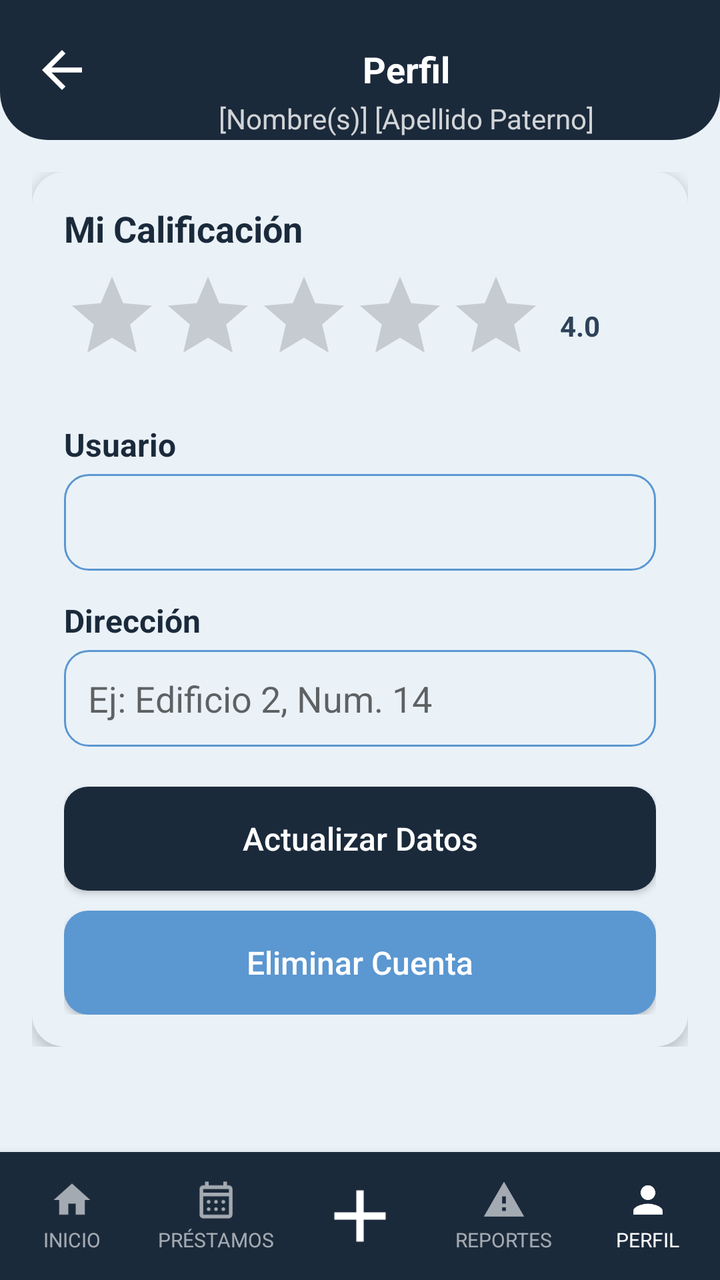
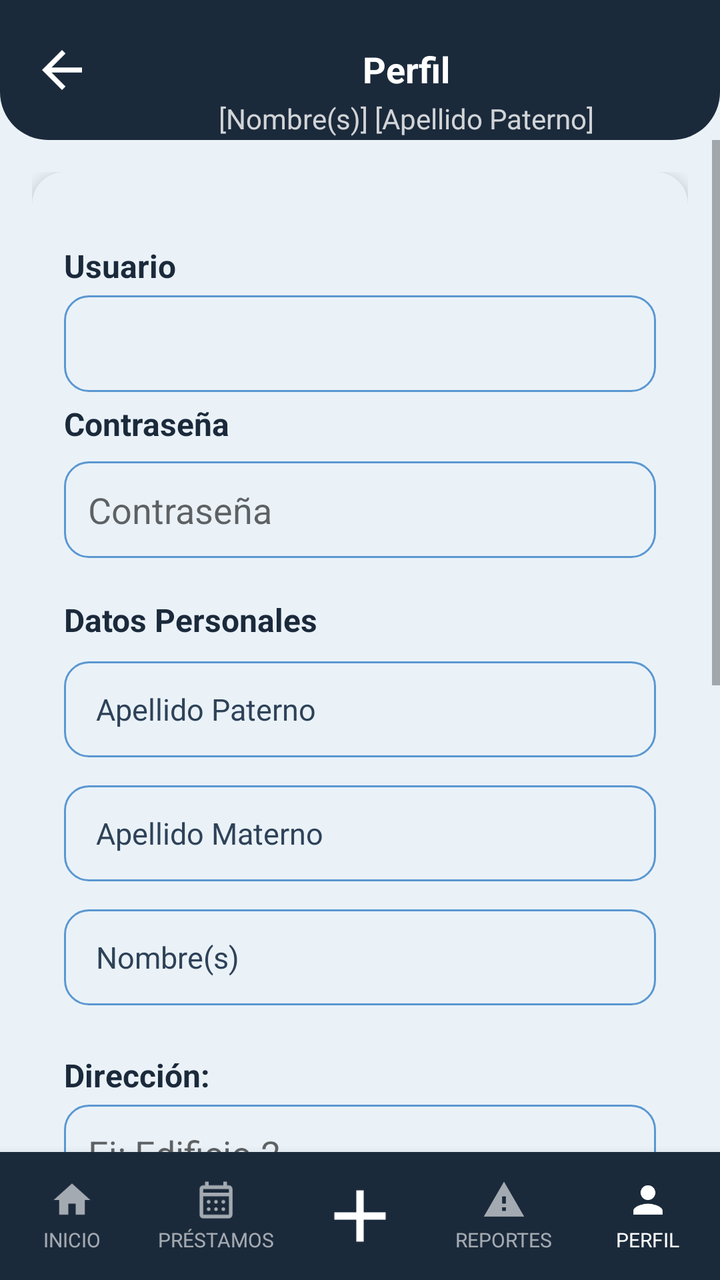

Before-and-after screenshots of an Android layout around one commit, followed by the original layout XML and the change that was made.
<!-- AndroidManifest.xml: application theme Theme.YipShare -->
<!-- res/layout/activity_perfil.xml -->
<?xml version="1.0" encoding="utf-8"?>
<androidx.constraintlayout.widget.ConstraintLayout
    xmlns:android="http://schemas.android.com/apk/res/android"
    xmlns:app="http://schemas.android.com/apk/res-auto"
    xmlns:tools="http://schemas.android.com/tools"
    android:id="@+id/main"
    android:layout_width="match_parent"
    android:layout_height="match_parent"
    android:background="@color/fondo_pantalla">

    <View
        android:id="@+id/bg_header"
        android:layout_width="0dp"
        android:layout_height="0dp"
        android:background="@drawable/bg_header"
        app:layout_constraintTop_toTopOf="parent"
        app:layout_constraintStart_toStartOf="parent"
        app:layout_constraintEnd_toEndOf="parent"
        app:layout_constraintBottom_toBottomOf="@id/guideline_header" />

    <androidx.constraintlayout.widget.Guideline
        android:id="@+id/guideline_header"
        android:layout_width="wrap_content"
        android:layout_height="wrap_content"
        android:orientation="horizontal"
        app:layout_constraintGuide_begin="70dp" />

    <ImageView
        android:id="@+id/btn_regresar"
        android:layout_width="30dp"
        android:layout_height="30dp"
        android:src="@drawable/ic_arrow_back"
        app:tint="@android:color/white"
        android:contentDescription="Regresar"
        android:clickable="true"
        android:focusable="true"
        android:background="?attr/selectableItemBackgroundBorderless"
        android:layout_marginStart="16dp"
        app:layout_constraintTop_toTopOf="@id/bg_header"
        app:layout_constraintBottom_toBottomOf="@id/bg_header"
        app:layout_constraintStart_toStartOf="parent" />

    <TextView
        android:id="@+id/tv_titulo_pantalla"
        android:layout_width="0dp"
        android:layout_height="wrap_content"
        android:text="Perfil"
        android:textAlignment="center"
        android:textColor="@android:color/white"
        android:textStyle="bold"
        android:textSize="18sp"
        android:gravity="center"
        app:layout_constraintTop_toTopOf="@id/bg_header"
        app:layout_constraintBottom_toBottomOf="@id/tv_subtitulo_usuario"
        app:layout_constraintVertical_chainStyle="packed"
        app:layout_constraintStart_toEndOf="@id/btn_regresar"
        app:layout_constraintEnd_toEndOf="parent" />

    <TextView
        android:id="@+id/tv_subtitulo_usuario"
        android:layout_width="0dp"
        android:layout_height="wrap_content"
        android:text="[Nombre(s)] [Apellido Paterno]"
        android:textAlignment="center"
        android:textColor="#CCFFFFFF"
        android:textSize="14sp"
        android:gravity="center"
        android:layout_marginTop="2dp"
        app:layout_constraintTop_toBottomOf="@id/tv_titulo_pantalla"
        app:layout_constraintBottom_toBottomOf="@id/bg_header"
        app:layout_constraintStart_toEndOf="@id/btn_regresar"
        app:layout_constraintEnd_toEndOf="parent" />

    <ScrollView
        android:layout_width="0dp"
        android:layout_height="0dp"
        app:layout_constraintTop_toBottomOf="@id/guideline_header"
        app:layout_constraintStart_toStartOf="parent"
        app:layout_constraintEnd_toEndOf="parent"
        app:layout_constraintBottom_toTopOf="@id/bottom_nav">

        <androidx.constraintlayout.widget.ConstraintLayout
            android:layout_width="match_parent"
            android:layout_height="wrap_content"
            android:padding="16dp">

            <androidx.cardview.widget.CardView
                android:id="@+id/card_perfil"
                android:layout_width="0dp"
                android:layout_height="wrap_content"
                app:cardCornerRadius="16dp"
                app:cardElevation="4dp"
                app:cardBackgroundColor="@color/color_tarjeta"
                app:layout_constraintTop_toTopOf="parent"
                app:layout_constraintStart_toStartOf="parent"
                app:layout_constraintEnd_toEndOf="parent">

                <LinearLayout
                    android:layout_width="match_parent"
                    android:layout_height="wrap_content"
                    android:orientation="vertical"
                    android:padding="16dp">
                    <LinearLayout
                        android:id="@+id/layoutPagoMes"
                        android:layout_width="match_parent"
                        android:layout_height="wrap_content"
                        android:orientation="vertical"
                        android:visibility="gone">

                        <TextView
                            style="@style/TextTitle"
                            android:layout_width="match_parent"
                            android:layout_height="wrap_content"
                            android:text="Pago del mes: "
                            android:textSize="16sp"
                            android:layout_marginBottom="8dp" />

                        <CheckBox
                            android:id="@+id/cbPagoMes"
                            android:layout_width="wrap_content"
                            android:layout_height="wrap_content"
                            android:text="Sí, pagó este mes" />

                        <TextView
                            android:id="@+id/tvResultadoPrestamo"
                            android:layout_width="match_parent"
                            android:layout_height="wrap_content"
                            android:layout_marginTop="8dp"
                            android:text="No puede hacer préstamos"
                            android:textColor="#D32F2F"
                            android:textSize="16sp" />
                    </LinearLayout>

                    <TextView
                        style="@style/TextTitle"
                        android:layout_width="wrap_content"
                        android:layout_height="wrap_content"
                        android:textSize="18sp"
                        android:text="Mi Calificación" />

                    <LinearLayout
                        android:layout_width="wrap_content"
                        android:layout_height="wrap_content"
                        android:orientation="horizontal"
                        android:gravity="center_vertical"
                        android:layout_marginTop="8dp">

                        <RatingBar
                            android:id="@+id/rb_mi_calificacion"
                            style="@style/Widget.AppCompat.RatingBar"
                            android:layout_width="wrap_content"
                            android:layout_height="wrap_content"
                            android:numStars="5"
                            android:stepSize="0.5"
                            android:isIndicator="true"
                            android:progressTint="@color/azul_yipshare"
                            tools:rating="4" />

                        <TextView
                            android:id="@+id/tv_calificacion_numero"
                            style="@style/TextBody"
                            android:layout_width="wrap_content"
                            android:layout_height="wrap_content"
                            android:layout_marginStart="8dp"
                            android:textStyle="bold"
                            android:text="4.0" />

                    </LinearLayout>

                    <TextView
                        style="@style/TextTitle"
                        android:layout_width="wrap_content"
                        android:layout_height="wrap_content"
                        android:layout_marginTop="20dp"
                        android:textSize="16sp"
                        android:text="Usuario" />

                    <EditText
                        android:id="@+id/et_correo_electronico"
                        android:layout_width="match_parent"
                        android:layout_height="wrap_content"
                        android:layout_marginTop="4dp"
                        android:background="@drawable/bg_input"
                        android:padding="12dp"
                        android:inputType="textNoSuggestions"
                        />

                    <TextView
                        style="@style/TextTitle"
                        android:layout_width="wrap_content"
                        android:layout_height="wrap_content"
                        android:layout_marginTop="14dp"
                        android:textSize="16sp"
                        android:text="Contraseña"
                        android:visibility="gone"/>

                    <EditText
                        android:id="@+id/et_contrasena"
                        android:layout_width="match_parent"
                        android:layout_height="wrap_content"
                        android:layout_marginTop="4dp"
                        android:background="@drawable/bg_input"
                        android:padding="12dp"
                        android:inputType="textPassword"
                        android:hint="Contraseña"
                        android:visibility="gone" />

                    <TextView
                        style="@style/TextTitle"
                        android:layout_width="wrap_content"
                        android:layout_height="wrap_content"
                        android:layout_marginTop="14dp"
                        android:textSize="16sp"
                        android:text="Dirección">

                    </TextView>

                    <EditText
                        android:id="@+id/et_adress"
                        android:layout_width="match_parent"
                        android:layout_height="wrap_content"
                        android:layout_marginTop="4dp"
                        android:background="@drawable/bg_input"
                        android:padding="12dp"
                        android:inputType="textPostalAddress"
                        android:hint="Ej: Edificio 2, Num. 14" />

                    <Button
                        android:id="@+id/btn_actualizar_datos"
                        style="@style/ButtonPrimary"
                        android:layout_width="match_parent"
                        android:layout_height="52dp"
                        android:layout_marginTop="20dp"
                        android:text="Actualizar Datos" />

                    <Button
                        android:id="@+id/btn_eliminar_cuenta"
                        style="@style/ButtonSecundary"
                        android:layout_width="match_parent"
                        android:layout_height="52dp"
                        android:layout_marginTop="10dp"
                        android:text="Eliminar Cuenta" />
                    <Button
                        android:id="@+id/btn_sacar_habitante"
                        style="@style/ButtonPrimary"
                        android:layout_width="match_parent"
                        android:layout_height="48dp"
                        android:layout_marginTop="10dp"
                        android:text="Eliminar Habitante de Condominio"
                        android:visibility="gone" />

                </LinearLayout>

            </androidx.cardview.widget.CardView>

        </androidx.constraintlayout.widget.ConstraintLayout>

    </ScrollView>

    <LinearLayout
        android:id="@+id/bottom_nav"
        android:layout_width="0dp"
        android:layout_height="64dp"
        android:orientation="horizontal"
        android:weightSum="5"
        android:background="@color/azul_yipshare"
        android:elevation="8dp"
        app:layout_constraintBottom_toBottomOf="parent"
        app:layout_constraintStart_toStartOf="parent"
        app:layout_constraintEnd_toEndOf="parent">

        <LinearLayout
            android:id="@+id/nav_inicio"
            android:layout_width="0dp"
            android:layout_height="match_parent"
            android:layout_weight="1"
            android:orientation="vertical"
            android:gravity="center"
            android:clickable="true"
            android:focusable="true"
            android:background="?attr/selectableItemBackgroundBorderless">

            <ImageView
                android:layout_width="22dp"
                android:layout_height="22dp"
                android:src="@drawable/ic_house_princial"
                app:tint="#99FFFFFF"
                android:contentDescription="Inicio" />

            <TextView
                android:layout_width="wrap_content"
                android:layout_height="wrap_content"
                android:text="INICIO"
                android:textColor="#99FFFFFF"
                android:textSize="10sp"
                android:layout_marginTop="2dp" />
        </LinearLayout>

        <LinearLayout
            android:id="@+id/nav_prestamos"
            android:layout_width="0dp"
            android:layout_height="match_parent"
            android:layout_weight="1"
            android:orientation="vertical"
            android:gravity="center"
            android:clickable="true"
            android:focusable="true"
            android:background="?attr/selectableItemBackgroundBorderless">

            <ImageView
                android:layout_width="22dp"
                android:layout_height="22dp"
                android:src="@drawable/ic_calendar_month"
                app:tint="#99FFFFFF"
                android:contentDescription="Préstamos" />

            <TextView
                android:layout_width="wrap_content"
                android:layout_height="wrap_content"
                android:text="PRÉSTAMOS"
                android:textColor="#99FFFFFF"
                android:textSize="10sp"
                android:layout_marginTop="2dp" />
        </LinearLayout>

        <LinearLayout
            android:id="@+id/nav_agregar"
            android:layout_width="0dp"
            android:layout_height="match_parent"
            android:layout_weight="1"
            android:orientation="vertical"
            android:gravity="center"
            android:clickable="true"
            android:focusable="true"
            android:background="?attr/selectableItemBackgroundBorderless">

            <ImageView
                android:layout_width="44dp"
                android:layout_height="44dp"
                android:src="@drawable/ic_plus_icon"
                app:tint="@android:color/white"
                android:contentDescription="Agregar" />
        </LinearLayout>

        <LinearLayout
            android:id="@+id/nav_reportes"
            android:layout_width="0dp"
            android:layout_height="match_parent"
            android:layout_weight="1"
            android:orientation="vertical"
            android:gravity="center"
            android:clickable="true"
            android:focusable="true"
            android:background="?attr/selectableItemBackgroundBorderless">

            <ImageView
                android:layout_width="22dp"
                android:layout_height="22dp"
                android:src="@drawable/ic_warning"
                app:tint="#99FFFFFF"
                android:contentDescription="Reportes" />

            <TextView
                android:layout_width="wrap_content"
                android:layout_height="wrap_content"
                android:text="REPORTES"
                android:textColor="#99FFFFFF"
                android:textSize="10sp"
                android:layout_marginTop="2dp" />
        </LinearLayout>

        <LinearLayout
            android:id="@+id/nav_perfil"
            android:layout_width="0dp"
            android:layout_height="match_parent"
            android:layout_weight="1"
            android:orientation="vertical"
            android:gravity="center"
            android:clickable="true"
            android:focusable="true"
            android:background="?attr/selectableItemBackgroundBorderless">

            <ImageView
                android:layout_width="22dp"
                android:layout_height="22dp"
                android:src="@drawable/ic_person"
                app:tint="@android:color/white"
                android:contentDescription="Perfil" />

            <TextView
                android:layout_width="wrap_content"
                android:layout_height="wrap_content"
                android:text="PERFIL"
                android:textColor="@android:color/white"
                android:textSize="10sp"
                android:layout_marginTop="2dp" />
        </LinearLayout>

    </LinearLayout>

</androidx.constraintlayout.widget.ConstraintLayout>
<!-- resources referenced by this layout -->
<resources>
  <color name="azul_yipshare">#1B2A3B</color>
  <color name="color_tarjeta">#EAF2F8</color>
  <color name="fondo_pantalla">#EAF2F8</color>
  <!-- drawable bg_header (drawable) -->
  <?xml version="1.0" encoding="utf-8"?>
  <shape xmlns:android="http://schemas.android.com/apk/res/android"
      android:shape="rectangle">
      <solid android:color="@color/azul_yipshare" />
      <corners
          android:bottomLeftRadius="24dp"
          android:bottomRightRadius="24dp" />
  </shape>
  <!-- drawable ic_house_princial (drawable) -->
  <vector xmlns:android="http://schemas.android.com/apk/res/android"
      android:width="24dp"
      android:height="24dp"
      android:viewportWidth="24"
      android:viewportHeight="24">
      <path
          android:fillColor="@android:color/white"
          android:pathData="M10,20v-6h4v6h5v-8h3L12,3 2,12h3v8z"/>
  </vector>
  <!-- drawable ic_warning (drawable) -->
  <vector xmlns:android="http://schemas.android.com/apk/res/android"
      android:width="24dp"
      android:height="24dp"
      android:viewportWidth="24"
      android:viewportHeight="24">
      <path
          android:fillColor="@android:color/white"
          android:pathData="M1,21h22L12,2 1,21zM13,18h-2v-2h2v2zM13,14h-2v-4h2v4z"/>
  </vector>
  <style name="ButtonPrimary">
          <item name="android:layout_width">match_parent</item>
          <item name="android:layout_height">52dp</item>
          <item name="android:background">@drawable/bg_button_primary</item>
          <item name="android:textColor">#FFFFFF</item>
          <item name="android:textSize">16sp</item>
          <item name="android:textAllCaps">false</item>
      </style>
  <style name="ButtonSecundary">
          <item name="android:layout_width">match_parent</item>
          <item name="android:layout_height">52dp</item>
          <item name="android:background">@drawable/bg_button_secundary</item>
          <item name="android:textColor">#FFFFFF</item>
          <item name="android:textSize">16sp</item>
          <item name="android:textAllCaps">false</item>
      </style>
  <style name="TextBody">
          <item name="android:textColor">@color/texto_secundario</item>
          <item name="android:textSize">14sp</item>
      </style>
  <style name="TextTitle">
          <item name="android:textColor">@color/azul_yipshare</item>
          <item name="android:textSize">18sp</item>
          <item name="android:textStyle">bold</item>
      </style>
  <style name="Theme.YipShare" parent="Theme.AppCompat.DayNight.NoActionBar">
          <item name="android:windowBackground">@color/fondo_pantalla</item>
      </style>
  <color name="input_fondo">#EAF2F8</color>
  <color name="input_stroke">#5B97D1</color>
  <!-- drawable bg_button_primary (drawable) -->
  <?xml version="1.0" encoding="utf-8"?>
  <shape xmlns:android="http://schemas.android.com/apk/res/android"
      android:shape="rectangle">
      <solid android:color="@color/azul_yipshare" />
      <corners android:radius="12dp" />
  </shape>
  <!-- drawable bg_button_secundary (drawable) -->
  <?xml version="1.0" encoding="utf-8"?>
  <shape xmlns:android="http://schemas.android.com/apk/res/android"
      android:shape="rectangle">
      <solid android:color="@color/input_stroke" />
      <corners android:radius="12dp" />
  </shape>
  <color name="texto_secundario">#2E4258</color>
  <!-- unchanged entries left out for length: 5 -->
</resources>

<!-- the commit's change to res/layout/activity_perfil.xml (unified diff, before → after) -->
@@ -121,14 +121,146 @@
                             android:layout_height="wrap_content"
                             android:text="Sí, pagó este mes" />
 
+
+                    </LinearLayout>
+                    <TextView
+                        style="@style/TextTitle"
+                        android:layout_width="wrap_content"
+                        android:layout_height="wrap_content"
+                        android:layout_marginTop="20dp"
+                        android:textSize="16sp"
+                        android:text="Usuario" />
+
+                    <EditText
+                        android:id="@+id/et_correo_electronico"
+                        android:layout_width="match_parent"
+                        android:layout_height="wrap_content"
+                        android:layout_marginTop="4dp"
+                        android:background="@drawable/bg_input"
+                        android:padding="12dp"
+                        android:inputType="textNoSuggestions"
+                        />
+
+                    <TextView
+                        style="@style/TextTitle"
+                        android:layout_width="wrap_content"
+                        android:layout_height="wrap_content"
+                        android:layout_marginTop="5dp"
+                        android:textSize="16sp"
+                        android:text="Contraseña"
+                        />
+
+                    <EditText
+                        android:id="@+id/et_contrasena"
+                        android:layout_width="match_parent"
+                        android:layout_height="wrap_content"
+                        android:layout_marginTop="8dp"
+                        android:background="@drawable/bg_input"
+                        android:padding="12dp"
+                        android:inputType="textPassword"
+                        android:hint="Contraseña"
+                        android:maxLines="1"
+                        android:layout_marginBottom="10dp"/>
+
+                    <TextView
+                        android:id="@+id/datos_personales"
+                        style="@style/TextTitle"
+                        android:layout_width="match_parent"
+                        android:layout_height="wrap_content"
+                        android:text="Datos Personales"
+                        android:textSize="16sp"
+                        android:textStyle="bold"
+                        android:layout_marginTop="10dp"
+                        android:layout_marginBottom="10dp"
+                        />
+                    <EditText
+                        android:id="@+id/apellido_paterno"
+                        style="@style/InputBrand"
+                        android:hint="Apellido Paterno"
+                        android:inputType="textPersonName"
+                        android:background="@drawable/bg_input"
+                        android:minHeight="48dp"
+                        android:layout_marginBottom="14dp" />
+
+                    <EditText
+                        android:id="@+id/apellido_materno"
+                        style="@style/InputBrand"
+                        android:hint="Apellido Materno"
+                        android:inputType="textPersonName"
+                        android:background="@drawable/bg_input"
+                        android:minHeight="48dp"
+                        android:layout_marginBottom="14dp" />
+
+                    <EditText
+                        android:id="@+id/nombres"
+                        style="@style/InputBrand"
+                        android:hint="Nombre(s)"
+                        android:inputType="textPersonName"
+                        android:background="@drawable/bg_input"
+                        android:minHeight="48dp"
+                        android:layout_marginBottom="14dp" />
+
+
+                    <TextView
+                        style="@style/TextTitle"
+                        android:layout_width="wrap_content"
+                        android:layout_height="wrap_content"
+                        android:textSize="16sp"
+                        android:layout_marginTop="10dp"
+                        android:text="Dirección:" />
+
+                    <EditText
+                        android:id="@+id/et_direccion_edificio"
+                        android:layout_width="match_parent"
+                        android:layout_height="wrap_content"
+                        android:layout_marginTop="4dp"
+                        android:background="@drawable/bg_input"
+                        android:padding="12dp"
+                        android:inputType="textPostalAddress"
+                        android:maxLines="1"
+                        android:hint="Ej: Edificio 2" />
+                    <EditText
+                        android:id="@+id/et_direccion_departamento"
+                        android:layout_width="match_parent"
+                        android:layout_height="wrap_content"
+                        android:layout_marginTop="8dp"
+                        android:background="@drawable/bg_input"
+                        android:padding="12dp"
+                        android:inputType="textPostalAddress"
+                        android:maxLines="1"
+                        android:hint="Ej: Departamento: 14" />
+                    <TextView
+                        style="@style/TextTitle"
+                        android:layout_width="wrap_content"
+                        android:layout_height="wrap_content"
+                        android:layout_marginTop="14dp"
+                        android:textSize="14sp"
+                        android:text="Identificación Oficial" />
+
+                    <LinearLayout
+                        android:layout_width="match_parent"
+                        android:layout_height="wrap_content"
+                        android:layout_marginTop="6dp"
+                        android:orientation="horizontal"
+                        android:gravity="center_vertical">
+
+                        <Button
+                            android:id="@+id/btn_adjuntar_identificacion"
+                            style="@style/ButtonSecundary"
+                            android:layout_width="wrap_content"
+                            android:layout_height="wrap_content"
+                            android:text="Adjuntar PDF" />
+
                         <TextView
-                            android:id="@+id/tvResultadoPrestamo"
-                            android:layout_width="match_parent"
-                            android:layout_height="wrap_content"
-                            android:layout_marginTop="8dp"
-                            android:text="No puede hacer préstamos"
-                            android:textColor="#D32F2F"
-                            android:textSize="16sp" />
+                            android:id="@+id/tv_archivo_identificacion"
+                            style="@style/TextBody"
+                            android:layout_width="0dp"
+                            android:layout_height="wrap_content"
+                            android:layout_weight="1"
+                            android:layout_marginStart="10dp"
+                            android:maxLines="1"
+                            android:ellipsize="middle"
+                            android:text="Ningún archivo seleccionado" />
                     </LinearLayout>
 
                     <TextView
@@ -136,6 +268,7 @@
                         android:layout_width="wrap_content"
                         android:layout_height="wrap_content"
                         android:textSize="18sp"
+                        android:layout_marginTop="10dp"
                         android:text="Mi Calificación" />
 
                     <LinearLayout
@@ -167,63 +300,7 @@
 
                     </LinearLayout>
 
-                    <TextView
-                        style="@style/TextTitle"
-                        android:layout_width="wrap_content"
-                        android:layout_height="wrap_content"
-                        android:layout_marginTop="20dp"
-                        android:textSize="16sp"
-                        android:text="Usuario" />
-
-                    <EditText
-                        android:id="@+id/et_correo_electronico"
-                        android:layout_width="match_parent"
-                        android:layout_height="wrap_content"
-                        android:layout_marginTop="4dp"
-                        android:background="@drawable/bg_input"
-                        android:padding="12dp"
-                        android:inputType="textNoSuggestions"
-                        />
-
-                    <TextView
-                        style="@style/TextTitle"
-                        android:layout_width="wrap_content"
-                        android:layout_height="wrap_content"
-                        android:layout_marginTop="14dp"
-                        android:textSize="16sp"
-                        android:text="Contraseña"
-                        android:visibility="gone"/>
-
-                    <EditText
-                        android:id="@+id/et_contrasena"
-                        android:layout_width="match_parent"
-                        android:layout_height="wrap_content"
-                        android:layout_marginTop="4dp"
-                        android:background="@drawable/bg_input"
-                        android:padding="12dp"
-                        android:inputType="textPassword"
-                        android:hint="Contraseña"
-                        android:visibility="gone" />
-
-                    <TextView
-                        style="@style/TextTitle"
-                        android:layout_width="wrap_content"
-                        android:layout_height="wrap_content"
-                        android:layout_marginTop="14dp"
-                        android:textSize="16sp"
-                        android:text="Dirección">
-
-                    </TextView>
-
-                    <EditText
-                        android:id="@+id/et_adress"
-                        android:layout_width="match_parent"
-                        android:layout_height="wrap_content"
-                        android:layout_marginTop="4dp"
-                        android:background="@drawable/bg_input"
-                        android:padding="12dp"
-                        android:inputType="textPostalAddress"
-                        android:hint="Ej: Edificio 2, Num. 14" />
+
 
                     <Button
                         android:id="@+id/btn_actualizar_datos"
<!-- resource entries referenced after the edit -->
@@ -48,6 +48,14 @@
           <item name="android:textSize">16sp</item>
           <item name="android:textAllCaps">false</item>
       </style>
+  <style name="InputBrand">
+          <item name="android:layout_width">match_parent</item>
+          <item name="android:layout_height">wrap_content</item>
+          <item name="android:background">@drawable/bg_input</item>
+          <item name="android:textColor">@color/texto_primario</item>
+          <item name="android:textColorHint">@color/texto_hint</item>
+          <item name="android:textSize">15sp</item>
+      </style>
   <style name="TextBody">
           <item name="android:textColor">@color/texto_secundario</item>
           <item name="android:textSize">14sp</item>
@@ -76,6 +84,8 @@
       <solid android:color="@color/input_stroke" />
       <corners android:radius="12dp" />
   </shape>
+  <color name="texto_primario">#0D1622</color>
+  <color name="texto_hint">#2E4258</color>
   <color name="texto_secundario">#2E4258</color>
   <!-- unchanged entries left out for length: 5 -->
 </resources>
